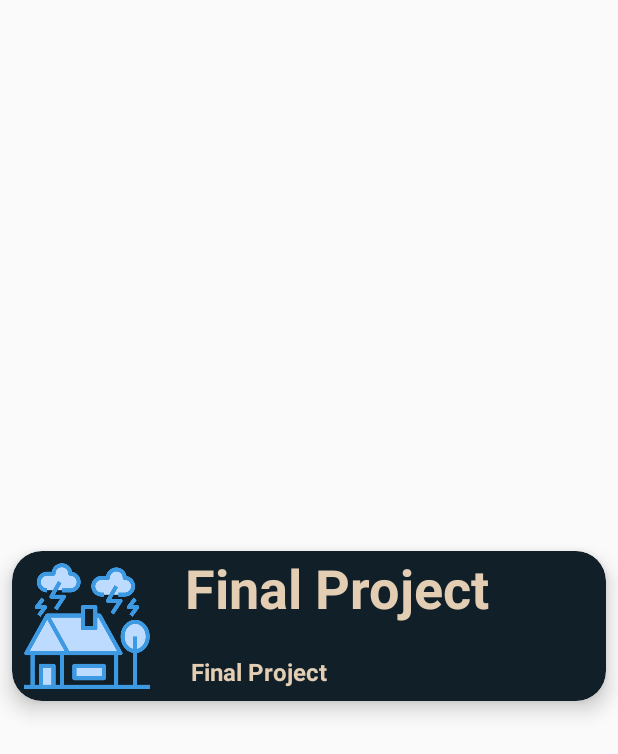
After one commit to stanleystn/gigih-final-project, an Android app built with Jetpack Compose: the layout recycler_view_row.xml on its own in the app's theme, with its tools: preview values and no code run, on a phone screen of 412 x 824 dp. The commit adds this screen. Shown: the top 754 px of the screen. Run offline under Robolectric (Android 15) with nearby library versions, the phone set to English and light mode, and no system bars.

Commit message:
feat: added SearchView and RecyclerView

```diff
--- a/app/src/main/java/com/stanley/finalproject/MainActivity.kt
+++ b/app/src/main/java/com/stanley/finalproject/MainActivity.kt
@@ -44,9 +44,3 @@ fun GreetingPreview() {
         Greeting("Android")
     }
 }
-
-//override fun onCreateOptionsMenu(menu: Menu): Boolean {
-//    menuInflater.inflate(R.menu.options_menu, menu)
-//
-//    return true
-//}
--- /dev/null
+++ b/app/src/main/res/layout/recycler_view_row.xml
@@ -0,0 +1,65 @@
+<?xml version="1.0" encoding="utf-8"?>
+<androidx.constraintlayout.widget.ConstraintLayout xmlns:android="http://schemas.android.com/apk/res/android"
+    xmlns:app="http://schemas.android.com/apk/res-auto"
+    android:layout_width="match_parent"
+    android:layout_height="match_parent">
+
+    <androidx.cardview.widget.CardView
+        android:layout_width="match_parent"
+        android:layout_height="wrap_content"
+        android:layout_marginTop="15dp"
+        android:layout_marginBottom="5dp"
+        android:layout_marginStart="8dp"
+        android:layout_marginEnd="8dp"
+        app:cardBackgroundColor="@color/blueBlack"
+        app:cardCornerRadius="20dp"
+        app:cardElevation="8dp"
+        app:layout_constraintBottom_toBottomOf="parent"
+        app:layout_constraintEnd_toEndOf="parent"
+        app:layout_constraintStart_toStartOf="parent"
+        app:layout_constraintTop_toTopOf="parent" >
+
+        <androidx.constraintlayout.widget.ConstraintLayout
+            android:layout_width="match_parent"
+            android:layout_height="match_parent">
+
+            <ImageView
+                android:id="@+id/imageView"
+                android:layout_width="100dp"
+                android:layout_height="100dp"
+                android:padding="5dp"
+                android:src="@drawable/disaster_icon"
+                app:layout_constraintBottom_toBottomOf="parent"
+                app:layout_constraintStart_toStartOf="parent"
+                app:layout_constraintTop_toTopOf="parent"
+                app:tint="@color/tanAccent"
+                android:contentDescription="@string/app_name"/>
+
+            <TextView
+                android:id="@+id/textView"
+                android:layout_width="wrap_content"
+                android:layout_height="wrap_content"
+                android:layout_marginStart="15dp"
+                android:text="@string/app_name"
+                android:textColor="@color/tanAccent"
+                android:textSize="36sp"
+                android:textStyle="bold"
+                app:layout_constraintStart_toEndOf="@+id/imageView"
+                app:layout_constraintTop_toTopOf="parent" />
+
+            <TextView
+                android:id="@+id/textView2"
+                android:layout_width="wrap_content"
+                android:layout_height="wrap_content"
+                android:layout_marginStart="19dp"
+                android:layout_marginTop="12dp"
+                android:text="@string/app_name"
+                android:textColor="@color/tanAccent"
+                android:textSize="16sp"
+                android:textStyle="bold"
+                app:layout_constraintBottom_toBottomOf="parent"
+                app:layout_constraintStart_toEndOf="@+id/imageView"
+                app:layout_constraintTop_toBottomOf="@+id/textView" />
+        </androidx.constraintlayout.widget.ConstraintLayout>
+    </androidx.cardview.widget.CardView>
+</androidx.constraintlayout.widget.ConstraintLayout>
--- a/app/src/main/res/values/colors.xml
+++ b/app/src/main/res/values/colors.xml
@@ -7,4 +7,7 @@
     <color name="teal_700">#FF018786</color>
     <color name="black">#FF000000</color>
     <color name="white">#FFFFFFFF</color>
+
+    <color name="blueBlack">#111f28</color>
+    <color name="tanAccent">#e3cdb3</color>
 </resources>
--- a/build.gradle
+++ b/build.gradle
@@ -1,6 +1,6 @@
 // Top-level build file where you can add configuration options common to all sub-projects/modules.
 plugins {
-    id 'com.android.application' version '8.0.2' apply false
-    id 'com.android.library' version '8.0.2' apply false
+    id 'com.android.application' version '8.1.0' apply false
+    id 'com.android.library' version '8.1.0' apply false
     id 'org.jetbrains.kotlin.android' version '1.7.20' apply false
 }
```
Also changed, not shown: app/build.gradle (+8 -3 lines), app/src/main/res/layout/activity_main.xml (added, +51 -0 lines), app/src/main/res/menu/options_menu.xml (deleted, +0 -9 lines), app/src/main/res/values/strings.xml (+18 -0 lines), gradle/wrapper/gradle-wrapper.properties.
